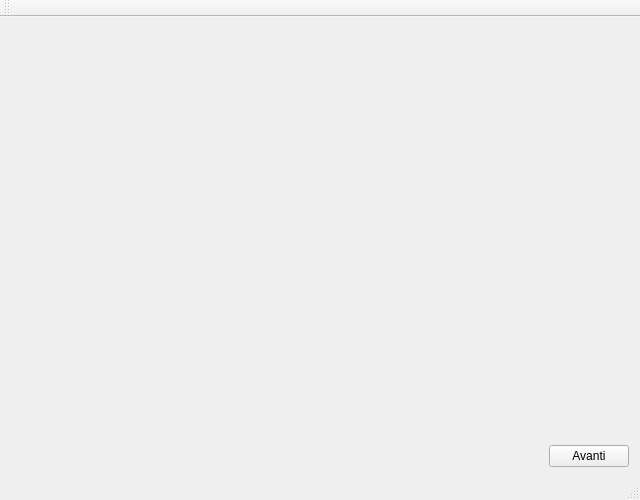
First picture: the form in mainwindow.ui, repository kele23/IUM, before the edit.
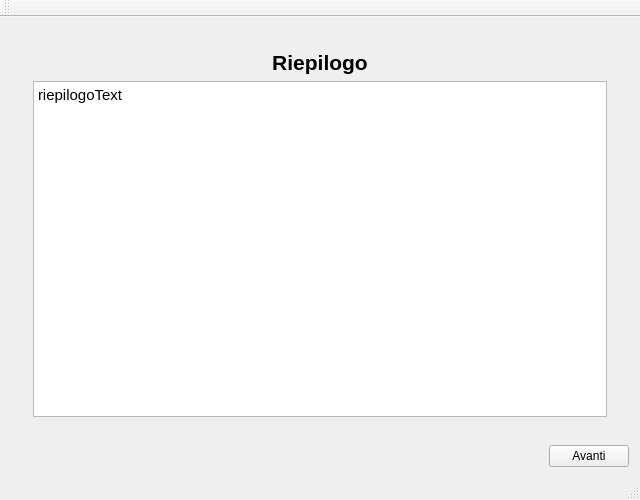
Second picture: the form after the edit.

What changed in the file:
```diff
--- a/mainwindow.ui
+++ b/mainwindow.ui
@@ -29,6 +29,39 @@
         <verstretch>0</verstretch>
        </sizepolicy>
       </property>
+      <layout class="QGridLayout" name="gridLayout_3">
+       <item row="0" column="0">
+        <layout class="QGridLayout" name="contentLayout">
+         <item row="0" column="0">
+          <widget class="QWidget" name="riepilogoWidget" native="true">
+           <property name="enabled">
+            <bool>true</bool>
+           </property>
+           <layout class="QVBoxLayout" name="verticalLayout">
+            <item>
+             <widget class="QLabel" name="riepilogoLabel">
+              <property name="text">
+               <string>&lt;html&gt;&lt;head/&gt;&lt;body&gt;&lt;p align=&quot;center&quot;&gt;&lt;span style=&quot; font-size:16pt; font-weight:600;&quot;&gt;Riepilogo&lt;/span&gt;&lt;/p&gt;&lt;/body&gt;&lt;/html&gt;</string>
+              </property>
+             </widget>
+            </item>
+            <item>
+             <widget class="QTextBrowser" name="riepilogoText">
+              <property name="html">
+               <string>&lt;!DOCTYPE HTML PUBLIC &quot;-//W3C//DTD HTML 4.0//EN&quot; &quot;http://www.w3.org/TR/REC-html40/strict.dtd&quot;&gt;
+&lt;html&gt;&lt;head&gt;&lt;meta name=&quot;qrichtext&quot; content=&quot;1&quot; /&gt;&lt;style type=&quot;text/css&quot;&gt;
+p, li { white-space: pre-wrap; }
+&lt;/style&gt;&lt;/head&gt;&lt;body style=&quot; font-family:'Ubuntu'; font-size:11pt; font-weight:400; font-style:normal;&quot;&gt;
+&lt;p style=&quot; margin-top:0px; margin-bottom:0px; margin-left:0px; margin-right:0px; -qt-block-indent:0; text-indent:0px;&quot;&gt;riepilogoText&lt;/p&gt;&lt;/body&gt;&lt;/html&gt;</string>
+              </property>
+             </widget>
+            </item>
+           </layout>
+          </widget>
+         </item>
+        </layout>
+       </item>
+      </layout>
      </widget>
     </item>
     <item row="1" column="0">
```
Left out of the diff: 3 changed lines with no effect on the pictures.
